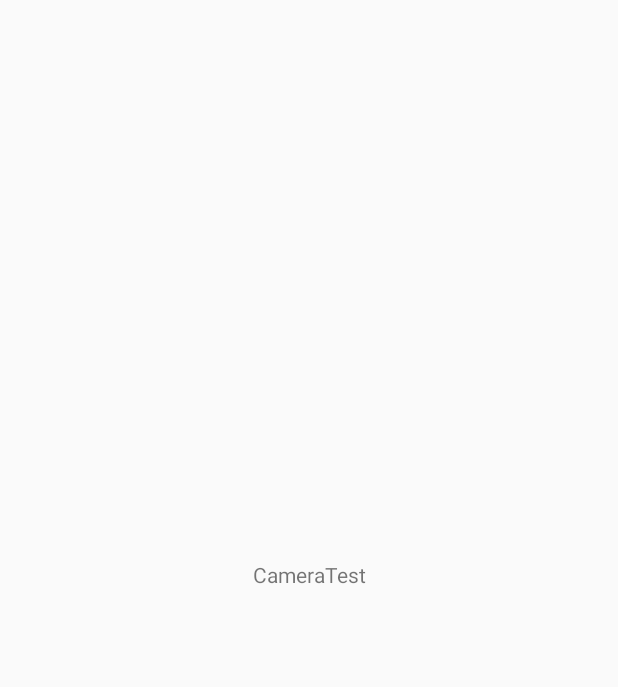
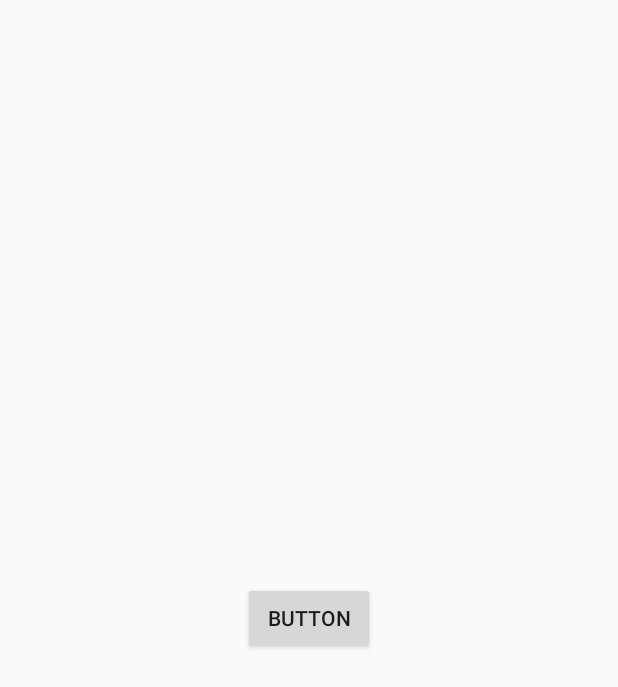
Before and after one commit to RTUappdevelop/RTUapp, an Android app: the CameraActivity screen opened directly, with no data from a screen before it, on a phone screen of 412 x 824 dp. Before the commit the part shown is almost empty. Shown: the top 687 px of the screen. Run offline under Robolectric (Android 15) with nearby library versions, the phone set to English and light mode, and no system bars.

Commit message:
Update Camera

```diff
--- a/app/src/main/AndroidManifest.xml
+++ b/app/src/main/AndroidManifest.xml
@@ -11,6 +11,7 @@
     <uses-permission android:name="android.permission.ACCESS_FINE_LOCATION" />
     <uses-permission android:name="android.permission.READ_CONTACTS" />
     <uses-permission android:name="android.permission.WRITE_CONTACTS" />
+    <uses-permission android:name="android.permission.WRITE_EXTERNAL_STORAGE"/>
 
     <application
         android:name=".App"
--- a/app/src/main/java/app/mirea/ru/rtuapp/CameraActivity.java
+++ b/app/src/main/java/app/mirea/ru/rtuapp/CameraActivity.java
@@ -1,13 +1,67 @@
 package app.mirea.ru.rtuapp;
 
+import android.content.Context;
+import android.content.Intent;
+import android.net.Uri;
+import android.os.Environment;
+import android.provider.MediaStore;
 import android.support.v7.app.AppCompatActivity;
 import android.os.Bundle;
+import android.view.View;
+import android.widget.Button;
+import android.widget.ImageView;
+import android.widget.Toast;
+
+import java.io.File;
 
 public class CameraActivity extends AppCompatActivity {
+
+    Button mButton;
+    ImageView mImage;
+    Uri mUri;
+    Context mContext;
+
+    private static final int PHOTO_INTENT_REQUEST_CODE = 100;
 
     @Override
     protected void onCreate(Bundle savedInstanceState) {
         super.onCreate(savedInstanceState);
         setContentView(R.layout.activity_camera);
+
+        mContext = this;
+
+        mButton = (Button) findViewById(R.id.button);
+        mImage = (ImageView) findViewById(R.id.image);
+
+    mButton.setOnClickListener(new View.OnClickListener() {
+        public void onClick(View v) {
+            mUri = generateFileUri();
+            if (mUri == null) {
+                Toast.makeText(mContext, "SD card not available", Toast.LENGTH_LONG).show();
+                return;
+            }
+
+            Intent intent = new Intent(MediaStore.ACTION_IMAGE_CAPTURE);
+            intent.putExtra(MediaStore.EXTRA_OUTPUT, mUri);
+            startActivityForResult(intent, PHOTO_INTENT_REQUEST_CODE);
+            }
+        } );
+    }
+
+    private Uri generateFileUri() {
+
+        if (!Environment.getExternalStorageState().equals(Environment.MEDIA_MOUNTED))
+            return null;
+
+        File path = new File (Environment.getExternalStorageDirectory(), "CameraTest");
+        if (! path.exists()){
+            if (! path.mkdirs()){
+                return null;
+            }
+        }
+
+        String timeStamp = String.valueOf(System.currentTimeMillis());
+        File newFile = new File(path.getPath() + File.separator + timeStamp + ".jpg");
+        return Uri.fromFile(newFile);
     }
 }
--- a/app/src/main/res/layout/activity_camera.xml
+++ b/app/src/main/res/layout/activity_camera.xml
@@ -6,15 +6,15 @@
     android:layout_height="match_parent"
     tools:context=".CameraActivity">
 
-    <TextView
-        android:id="@+id/textView4"
+    <Button
+        android:id="@+id/button"
         android:layout_width="wrap_content"
         android:layout_height="wrap_content"
-        android:layout_marginStart="151dp"
-        android:layout_marginTop="242dp"
-        android:layout_marginEnd="151dp"
-        android:layout_marginBottom="300dp"
-        android:text="CameraTest"
+        android:layout_marginStart="8dp"
+        android:layout_marginTop="8dp"
+        android:layout_marginEnd="8dp"
+        android:layout_marginBottom="8dp"
+        android:text="Button"
         app:layout_constraintBottom_toBottomOf="parent"
         app:layout_constraintEnd_toEndOf="parent"
         app:layout_constraintStart_toStartOf="parent"
--- a/app/src/main/res/layout/list_contacts.xml
+++ b/app/src/main/res/layout/list_contacts.xml
@@ -13,7 +13,8 @@
         android:layout_alignParentTop="true"
         android:layout_marginStart="58dp"
         android:layout_marginTop="12dp"
-        android:text="Name" />
+        android:text="Name"
+        android:textStyle="bold"/>
 
     <TextView
         android:id="@+id/contactPhoneNumber"
```
Also changed, not shown: app/src/main/res/layout/activity_contacts.xml (+18 -1 lines).
